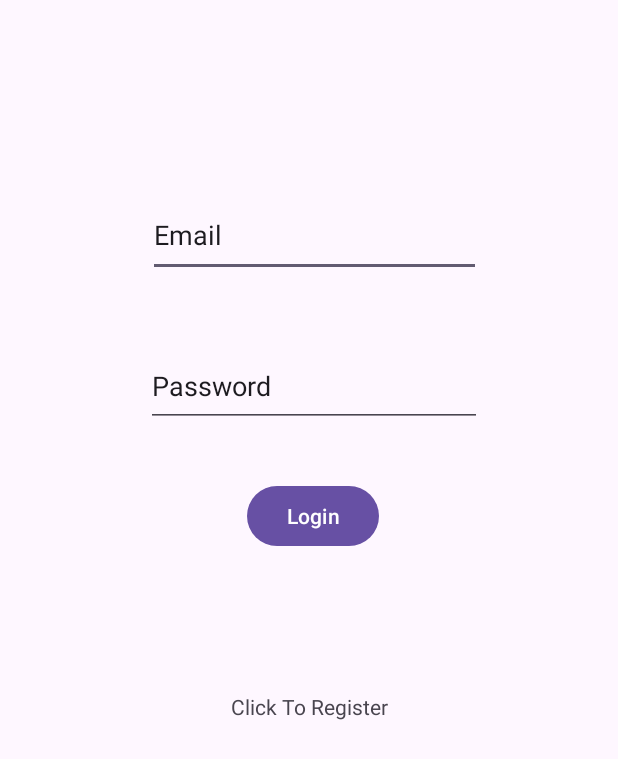
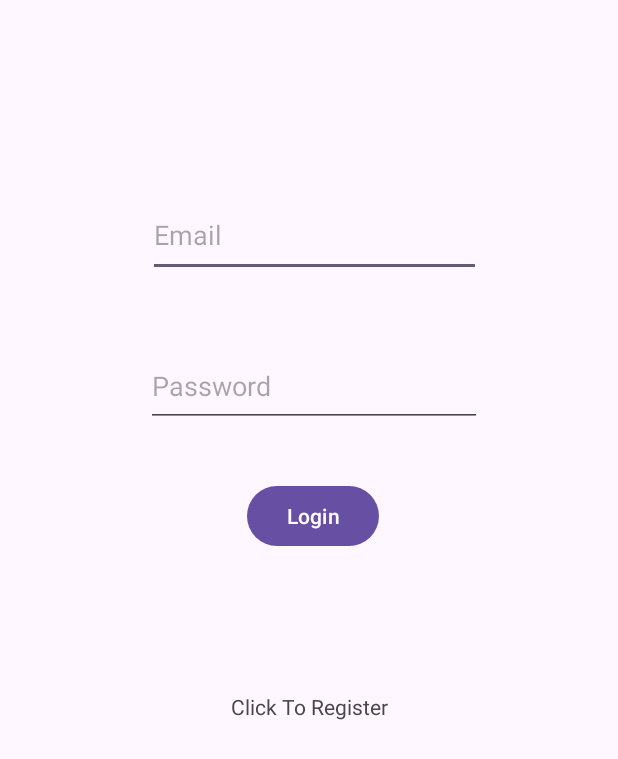
Before and after one commit to Mackintac/COMP3025-Assignment2-v2, an Android app: the screen it shows after launch (Login), on a phone screen of 412 x 824 dp. Shown: the top 759 px of the screen. Run offline under Robolectric (Android 15) with nearby library versions, the phone set to English and light mode, and no system bars; our stand-ins replace Firebase (no records; nobody signed in at launch, a user with empty details on screens opened directly).

Commit message:
add string resources

```diff
--- a/app/src/main/res/layout/activity_login.xml
+++ b/app/src/main/res/layout/activity_login.xml
@@ -32,7 +32,7 @@
         android:layout_marginBottom="22dp"
         android:ems="10"
         android:inputType="text"
-        android:text="Email"
+        android:hint="@string/email_placeholder"
         app:layout_constraintBottom_toTopOf="@+id/passwordLoginEditText"
         app:layout_constraintEnd_toEndOf="parent"
         app:layout_constraintStart_toStartOf="parent"
@@ -49,7 +49,7 @@
         android:layout_marginBottom="22dp"
         android:ems="10"
         android:inputType="text"
-        android:text="Password"
+        android:hint="@string/password_placeholder"
         app:layout_constraintBottom_toTopOf="@+id/loginButton"
         app:layout_constraintEnd_toEndOf="parent"
         app:layout_constraintStart_toStartOf="parent"
@@ -63,7 +63,7 @@
         android:layout_marginTop="11dp"
         android:layout_marginEnd="159dp"
         android:layout_marginBottom="51dp"
-        android:text="Login"
+        android:text="@string/login"
         app:layout_constraintBottom_toTopOf="@+id/registerNowTextView"
         app:layout_constraintEnd_toEndOf="parent"
         app:layout_constraintStart_toStartOf="parent"
--- a/app/src/main/res/values/strings.xml
+++ b/app/src/main/res/values/strings.xml
@@ -1,3 +1,8 @@
 <resources>
     <string name="app_name">Assignment2V2</string>
+    <string name="email_placeholder">Email</string>
+    <string name="password_placeholder">Password</string>
+    <string name="login">Login</string>
+    <string name="register">Register</string>
+    <string name="back">Back</string>
 </resources>
```
Also changed, not shown: app/src/main/res/layout/activity_register.xml (+4 -4 lines).
